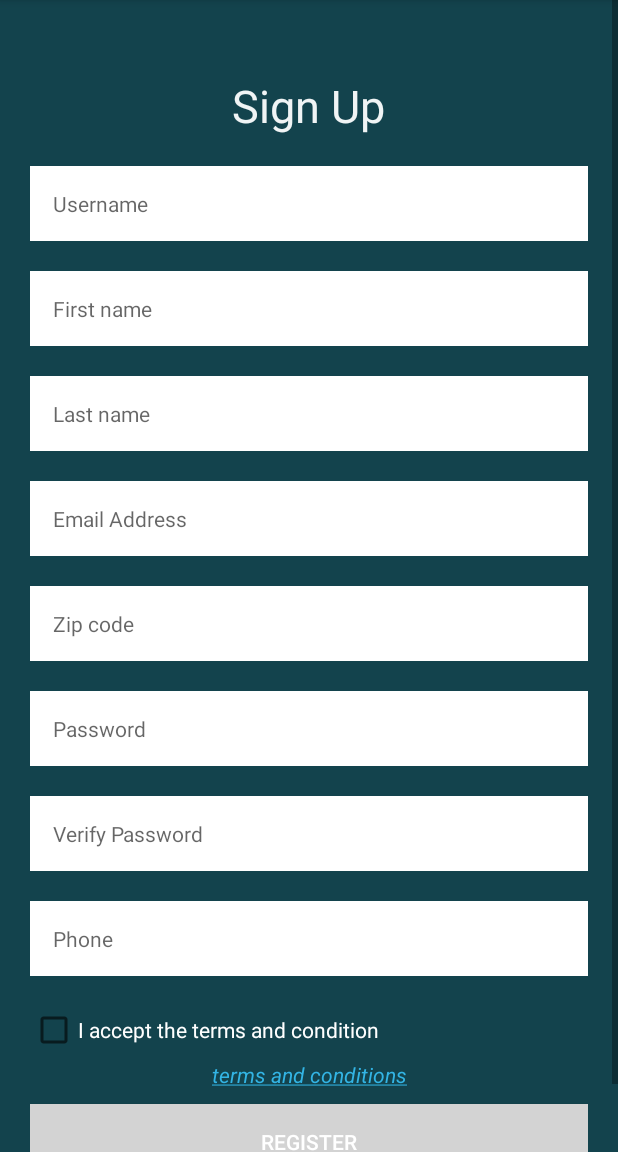
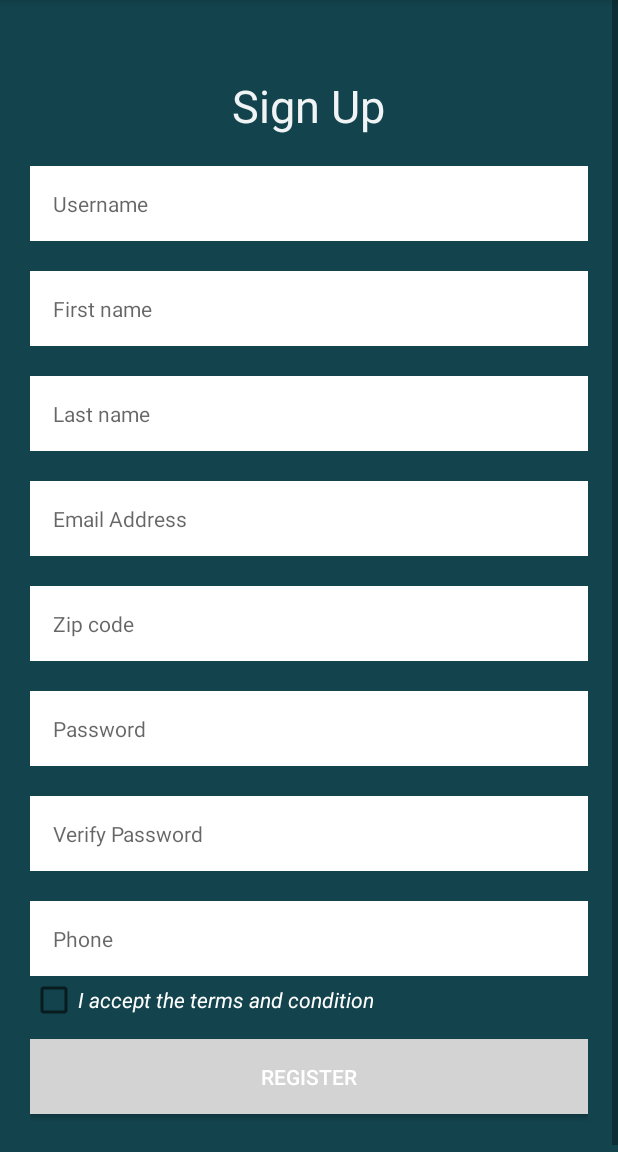
Before and after one commit to s9iper1/hair-restoration, an Android app: the RegisterActivity screen opened directly, with no data from a screen before it, on a phone screen of 412 x 824 dp, the part 84-1236 px from its top. Run offline under Robolectric (Android 15) with nearby library versions, the phone set to English and light mode, and no system bars.

Commit message:
bug fixes

```diff
--- a/app/src/main/java/com/byteshaft/hairrestorationcenter/account/RegisterActivity.java
+++ b/app/src/main/java/com/byteshaft/hairrestorationcenter/account/RegisterActivity.java
@@ -51,7 +51,7 @@ public class RegisterActivity extends AppCompatActivity implements View.OnClickL
     protected void onCreate(Bundle savedInstanceState) {
         super.onCreate(savedInstanceState);
         setContentView(R.layout.register);
-        mTermsAndCondition = (TextView) findViewById(R.id.tv_terms_and_condition);
+        mTermsAndCondition = (TextView) findViewById(R.id.checkbox_text);
         mCheckBox = (CheckBox) findViewById(R.id.checkbox);
         mUsername = (EditText) findViewById(R.id.user_name);
         mFirstName = (EditText) findViewById(R.id.first_name);
@@ -91,7 +91,7 @@ public class RegisterActivity extends AppCompatActivity implements View.OnClickL
                     new RegistrationTask().execute();
                 }
                 break;
-            case R.id.tv_terms_and_condition:
+            case R.id.checkbox_text:
                 // missing 'http://' will cause crashed
                 Uri uri = Uri.parse("http://www.affordablehairtransplants.com/terms-and-conditions");
                 Intent intent = new Intent(Intent.ACTION_VIEW, uri);
--- a/app/src/main/res/layout/forgot_password_activity.xml
+++ b/app/src/main/res/layout/forgot_password_activity.xml
@@ -25,7 +25,7 @@
                 android:layout_height="wrap_content"
                 android:layout_gravity="center"
                 android:layout_marginTop="100dp"
-                android:text="Forget Password"
+                android:text="Forgot Password"
                 android:textColor="#F0F4F5"
                 android:textSize="30dp"/>
 
@@ -37,7 +37,7 @@
                 android:background="@drawable/edit_text_bg"
                 android:drawablePadding="8dp"
                 android:hint="Email"
-                android:inputType="textPersonName"
+                android:inputType="textEmailAddress"
                 android:padding="15dp"
                 android:singleLine="true"
                 android:textSize="14sp"/>
--- a/app/src/main/res/layout/login.xml
+++ b/app/src/main/res/layout/login.xml
@@ -37,7 +37,7 @@
                 android:background="@drawable/edit_text_bg"
                 android:drawablePadding="8dp"
                 android:hint="Email"
-                android:inputType="textPersonName"
+                android:inputType="textEmailAddress"
                 android:padding="15dp"
                 android:singleLine="true"
                 android:textSize="14sp"/>
@@ -85,7 +85,7 @@
                 android:layout_gravity="center_horizontal"
                 android:layout_marginTop="30dp"
                 android:paddingBottom="50dp"
-                android:text="Forget Password"
+                android:text="Forgot Password"
                 android:textColor="#F4FFFF"
                 android:textSize="14dp"
                 android:textStyle="italic"/>
--- a/app/src/main/res/layout/register.xml
+++ b/app/src/main/res/layout/register.xml
@@ -131,26 +131,27 @@
                 android:singleLine="true"
                 android:textSize="14sp" />
 
+            <LinearLayout
+                android:layout_width="match_parent"
+                android:layout_height="wrap_content"
+                android:orientation="horizontal">
+
             <CheckBox
                 android:id="@+id/checkbox"
-                android:textColor="@android:color/white"
-                android:text="@string/terms_and_condition_text"
-                android:layout_marginTop="20dp"
                 android:checked="false"
-                android:layout_width="match_parent"
+                android:layout_width="wrap_content"
                 android:layout_height="wrap_content" />
 
-            <TextView
-                android:id="@+id/tv_terms_and_condition"
-                android:gravity="center"
-                android:autoLink="web"
-                android:layout_marginTop="4dp"
-                android:textColor="@android:color/holo_blue_light"
-                android:textStyle="italic"
-                android:text="@string/terms_and_condition"
-                android:clickable="true"
-                android:layout_width="match_parent"
-                android:layout_height="wrap_content" />
+                <TextView
+                    android:id="@+id/checkbox_text"
+                    android:textStyle="italic"
+                    android:clickable="true"
+                    android:textColor="@android:color/white"
+                    android:text="@string/terms_and_condition_text"
+                    android:layout_width="wrap_content"
+                    android:layout_height="wrap_content" />
+
+            </LinearLayout>
 
             <Button
                 android:id="@+id/register_button"
--- a/app/src/main/res/layout/reset_password.xml
+++ b/app/src/main/res/layout/reset_password.xml
@@ -37,7 +37,7 @@
                 android:background="@drawable/edit_text_bg"
                 android:drawablePadding="8dp"
                 android:hint="Email"
-                android:inputType="textPersonName"
+                android:inputType="textEmailAddress"
                 android:padding="15dp"
                 android:singleLine="true"
                 android:textSize="14sp"/>
```
Also changed, not shown: app/src/main/java/com/byteshaft/hairrestorationcenter/account/LoginActivity.java (+11 -7 lines), app/src/main/java/com/byteshaft/hairrestorationcenter/fragments/EducationFragment.java (+6 -7 lines).
